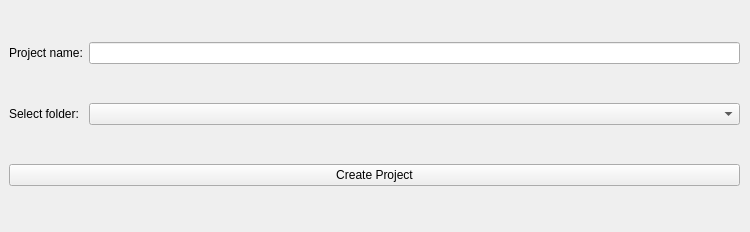
AniMathIO/ManimStudio, file src/ui/project_creation_dialog.ui: the form before one commit.
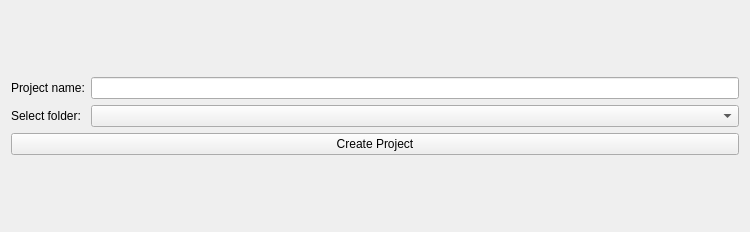
The form after the commit.

The edit to the form file:
```diff
--- a/src/ui/project_creation_dialog.ui
+++ b/src/ui/project_creation_dialog.ui
@@ -13,15 +13,8 @@
   <property name="windowTitle">
    <string>Form</string>
   </property>
-  <widget class="QWidget" name="gridLayoutWidget">
-   <property name="geometry">
-    <rect>
-     <x>9</x>
-     <y>9</y>
-     <width>731</width>
-     <height>211</height>
-    </rect>
-   </property>
+  <layout class="QGridLayout" name="gridLayout_2">
+   <item row="0" column="0">
    <layout class="QGridLayout" name="gridLayout">
     <item row="0" column="1">
      <widget class="QLineEdit" name="projectNameLineEdit"/>
@@ -51,7 +44,8 @@
      </widget>
     </item>
    </layout>
-  </widget>
+   </item>
+  </layout>
  </widget>
  <resources/>
  <connections/>
```
Lines whose indentation alone changed are shown as unchanged.
